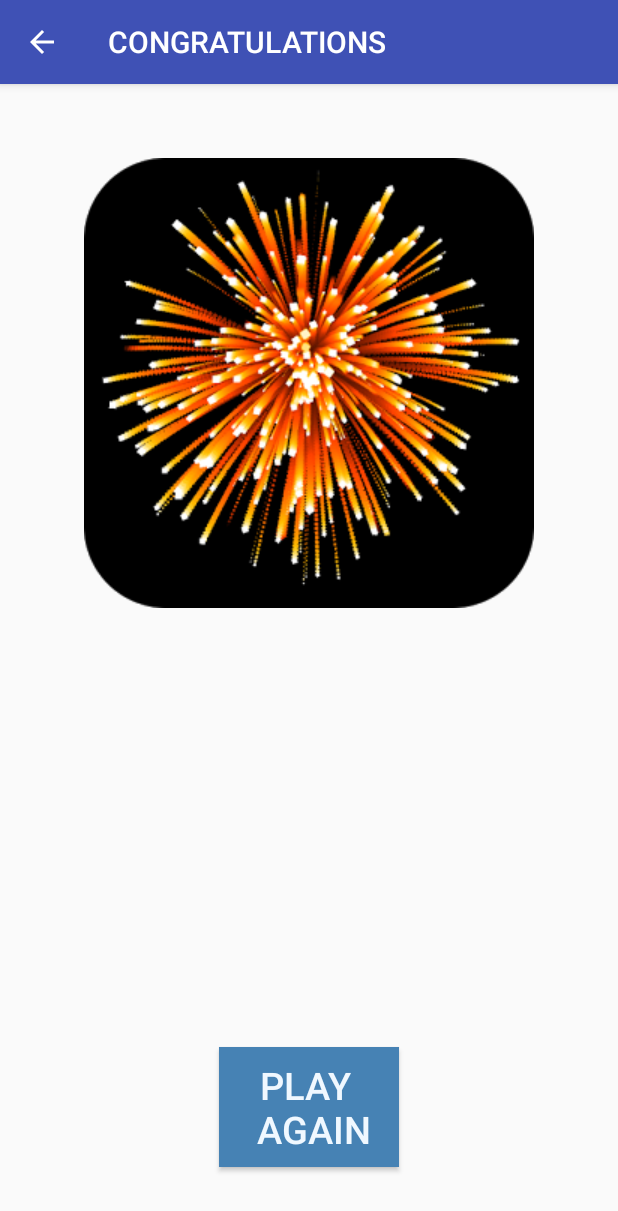
After one commit to ravikantsv/NumberGuessGame, an Android app: the congratulation screen opened directly, with no data from a screen before it, on a phone screen of 412 x 824 dp. The commit adds this screen. Shown: the top 1211 px of the screen. Run offline under Robolectric (Android 15) with nearby library versions, the phone set to English and light mode, and no system bars.

Commit message:
added congratulations activity screen

```diff
--- a/NumberGuessGame/app/src/main/AndroidManifest.xml
+++ b/NumberGuessGame/app/src/main/AndroidManifest.xml
@@ -15,14 +15,21 @@
                 <category android:name="android.intent.category.LAUNCHER" />
             </intent-filter>
         </activity>
-
-        <activity android:name=".GameScreen1"
+        <activity
+            android:name=".GameScreen1"
             android:label="GameScreen1"
             android:parentActivityName=".MainActivity">
             <meta-data
                 android:name="android.support.PARENT_ACTIVITY"
                 android:value="com.samatham.numberguessgame.MainActivity" />
         </activity>
+        <activity android:name=".congratulation"
+            android:label="CONGRATULATIONS"
+            android:parentActivityName=".GameScreen1">
+            <meta-data
+                android:name="android.support.PARENT_ACTIVITY"
+                android:value="com.samatham.numberguessgame.GameScreen1" />
+        </activity>
     </application>
 
 </manifest>
--- a/NumberGuessGame/app/src/main/java/com/samatham/numberguessgame/GameScreen1.java
+++ b/NumberGuessGame/app/src/main/java/com/samatham/numberguessgame/GameScreen1.java
@@ -1,5 +1,6 @@
 package com.samatham.numberguessgame;
 
+import android.content.Intent;
 import android.support.v7.app.AppCompatActivity;
 import android.os.Bundle;
 import android.view.View;
@@ -34,6 +35,8 @@ public class GameScreen1 extends AppCompatActivity {
             msgText1 = "You guessed a larger number";
         }else {
             msgText1 = "CONGRATULATIONS - YOU ARE RIGHT";
+            Intent intent = new Intent(GameScreen1.this, congratulation.class);
+            startActivity(intent);
         }
 
 
--- /dev/null
+++ b/NumberGuessGame/app/src/main/java/com/samatham/numberguessgame/congratulation.java
@@ -0,0 +1,20 @@
+package com.samatham.numberguessgame;
+
+import android.content.Intent;
+import android.support.v7.app.AppCompatActivity;
+import android.os.Bundle;
+import android.view.View;
+
+public class congratulation extends AppCompatActivity {
+
+    @Override
+    protected void onCreate(Bundle savedInstanceState) {
+        super.onCreate(savedInstanceState);
+        setContentView(R.layout.activity_congratulation);
+    }
+
+    public void playAgain(View view) {
+        Intent intent = new Intent(this, GameScreen1.class);
+        startActivity(intent);
+    }
+}
--- /dev/null
+++ b/NumberGuessGame/app/src/main/res/layout/activity_congratulation.xml
@@ -0,0 +1,35 @@
+<?xml version="1.0" encoding="utf-8"?>
+<RelativeLayout xmlns:android="http://schemas.android.com/apk/res/android"
+    xmlns:app="http://schemas.android.com/apk/res-auto"
+    xmlns:tools="http://schemas.android.com/tools"
+    android:id="@+id/activity_congratulation"
+    android:layout_width="match_parent"
+    android:layout_height="match_parent"
+    android:paddingBottom="@dimen/activity_vertical_margin"
+    android:paddingLeft="@dimen/activity_horizontal_margin"
+    android:paddingRight="@dimen/activity_horizontal_margin"
+    android:paddingTop="@dimen/activity_vertical_margin"
+    tools:context="com.samatham.numberguessgame.congratulation">
+
+    <ImageView
+        android:layout_width="wrap_content"
+        android:layout_height="wrap_content"
+        app:srcCompat="@drawable/fireworks_pic"
+        android:id="@+id/imageView"
+        android:layout_alignParentTop="true"
+        android:layout_centerHorizontal="true"
+        android:layout_marginTop="33dp" />
+
+    <Button
+        android:text="@string/play_again"
+        android:layout_width="120sp"
+        android:layout_height="80sp"
+        android:layout_marginBottom="30dp"
+        android:background="@color/buttonBackground"
+        android:textColor="@color/buttonText"
+        android:textSize="25sp"
+        android:id="@+id/play_again"
+        android:onClick="playAgain"
+        android:layout_alignParentBottom="true"
+        android:layout_centerHorizontal="true" />
+</RelativeLayout>
--- a/NumberGuessGame/app/src/main/res/values/strings.xml
+++ b/NumberGuessGame/app/src/main/res/values/strings.xml
@@ -10,6 +10,7 @@
             <li>Press START GAME button below to start.\n</li>
         </ul> </string>
     <string name="guess_def">1</string>
-    <string name="gameScreen_defmsg">Enter a Number</string>
+    <string name="gameScreen_defmsg">Enter a Number between 1 and 10</string>
+    <string name="play_again">PLAY \n AGAIN</string>
     <!--<string name="str1"><font face = 'Tahoma' size = '19' color = 'red'> TAHOMA  FONT </font></string>-->
 </resources>
```
Also changed, not shown: NumberGuessGame/app/src/main/fireWorks-web.png (added), NumberGuessGame/app/src/main/res/drawable/fireworks_pic.png (added).
